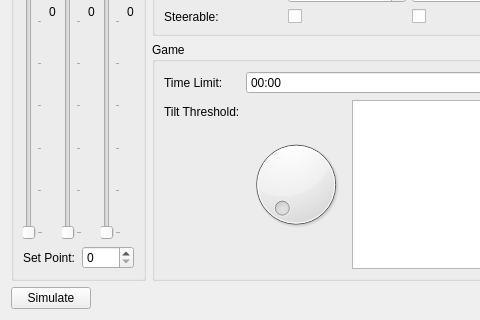
This is frontend/ui/settings.ui in WartburgComputerClub/tractor-drive as Qt 5 draws it before an edit; both pictures show x 0 to 480 and y 303 to 623 of the 800 by 623 pixel window. The edited form follows.
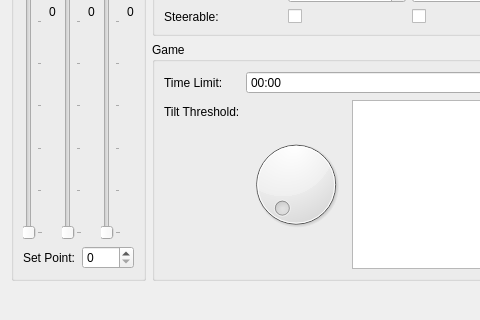
This is the edited form.

Commit message: took out simulating graph

Diff of the .ui file:
```diff
--- a/frontend/ui/settings.ui
+++ b/frontend/ui/settings.ui
@@ -442,13 +442,6 @@
    </item>
    <item>
     <layout class="QHBoxLayout" name="horizontalLayout_3">
-     <item>
-      <widget class="QPushButton" name="simulateButton">
-       <property name="text">
-        <string>Simulate</string>
-       </property>
-      </widget>
-     </item>
      <item>
       <spacer name="horizontalSpacer">
        <property name="orientation">
```
The commit also changes 1 other file.
